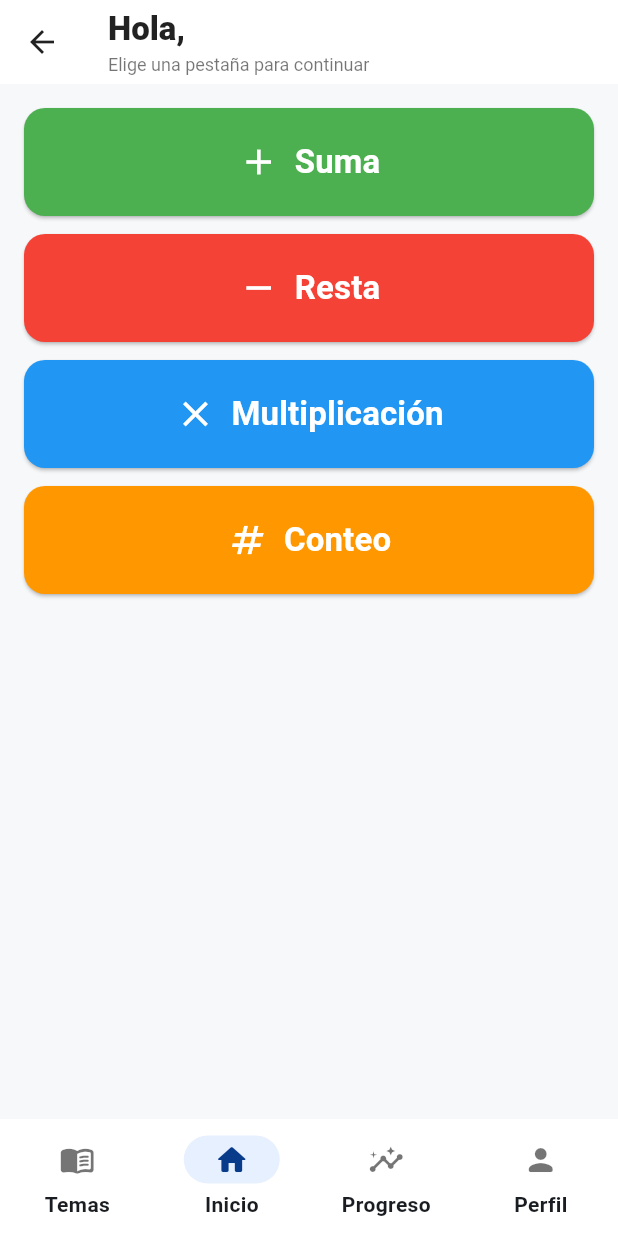
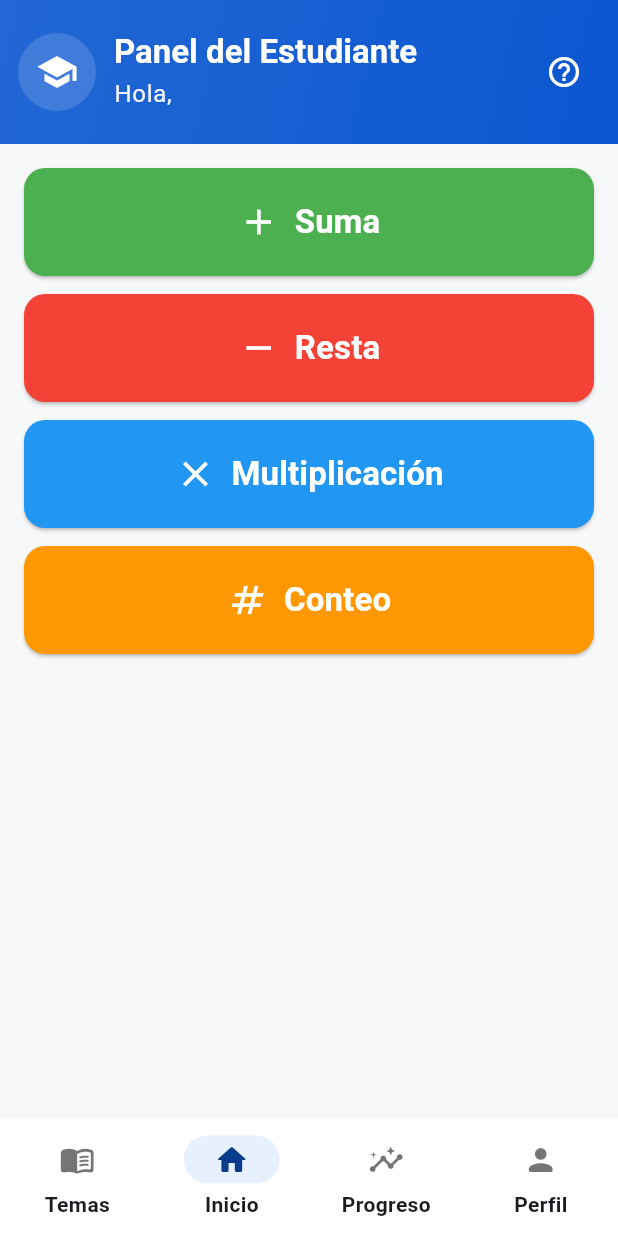
Before and after one commit to Adeikar/App_Educativa, a Flutter app: the EstudianteScreen screen opened by its route, item 2 of the bottom bar chosen, on a phone screen of 412 x 824 dp. Run offline on Flutter 3.47's test engine with Material 3 defaults, Android fonts, the phone set to English and light mode, and no system bars; our stand-ins replace cloud_firestore, firebase_auth, firebase_core, image_picker, pdf, printing and 1 more; accounts and stored records are empty.

Commit message:
Diseño Estudiante

```diff
--- a/lib/screen/screen_estudiante/estudiante_screen.dart
+++ b/lib/screen/screen_estudiante/estudiante_screen.dart
@@ -19,7 +19,7 @@ class EstudianteScreen extends StatefulWidget {
 class _EstudianteScreenState extends State<EstudianteScreen> {
   int _index = 0;
 
-  // Colores de alto contraste y consistentes
+  // Paleta consistente con el resto del proyecto
   static const _bg = Color(0xFFF7F8FA);
   static const _primary = Color(0xFF0B57D0); // azul fuerte
   static const _onPrimary = Colors.white;
@@ -29,7 +29,8 @@ class _EstudianteScreenState extends State<EstudianteScreen> {
   @override
   Widget build(BuildContext context) {
     final currentUser = FirebaseAuth.instance.currentUser;
-    final nombreUsuario = widget.nombre ?? (currentUser?.displayName ?? 'Estudiante');
+    final nombreUsuario =
+        widget.nombre ?? (currentUser?.displayName ?? 'Estudiante');
 
     final tabs = [
       const TemasTab(),
@@ -38,7 +39,7 @@ class _EstudianteScreenState extends State<EstudianteScreen> {
       PerfilTab(nombre: nombreUsuario),
     ];
 
-    // Tema local de alto contraste para esta pantalla
+    // Tema local para esta pantalla
     final localTheme = Theme.of(context).copyWith(
       colorScheme: Theme.of(context).colorScheme.copyWith(
             primary: _primary,
@@ -47,14 +48,14 @@ class _EstudianteScreenState extends State<EstudianteScreen> {
             onSurface: Colors.black87,
           ),
       navigationBarTheme: const NavigationBarThemeData(
-        height: 78, // toque cómodo
+        height: 78,
         backgroundColor: _card,
-        indicatorColor: Color(0xFFE7F0FF), // resaltado suave pero visible
+        indicatorColor: Color(0xFFE7F0FF),
         labelTextStyle: WidgetStatePropertyAll(
           TextStyle(fontSize: 14, fontWeight: FontWeight.w700),
         ),
       ),
-      iconTheme: const IconThemeData(size: 28), // iconos grandes
+      iconTheme: const IconThemeData(size: 28),
       cardTheme: CardThemeData(
         color: _card,
         elevation: 2,
@@ -66,30 +67,10 @@ class _EstudianteScreenState extends State<EstudianteScreen> {
       data: localTheme,
       child: Scaffold(
         backgroundColor: _bg,
-        appBar: AppBar(
-          backgroundColor: _card,
-          surfaceTintColor: _card,
-          elevation: 0.5,
-          titleSpacing: 16,
-          title: Semantics(
-            header: true,
-            child: Column(
-              crossAxisAlignment: CrossAxisAlignment.start,
-              children: [
-                Text('Hola, $nombreUsuario',
-                    style: const TextStyle(fontWeight: FontWeight.w800)),
-                const SizedBox(height: 2),
-                const Text(
-                  'Elige una pestaña para continuar',
-                  style: TextStyle(fontSize: 12, color: Colors.black54),
-                ),
-              ],
-            ),
-          ),
-        ),
+        appBar: _HeaderAppBarEstudiante(nombre: nombreUsuario),
         body: SafeArea(
           child: AnimatedSwitcher(
-            duration: const Duration(milliseconds: 150), // animación breve (evitar sobrecarga)
+            duration: const Duration(milliseconds: 150),
             switchInCurve: Curves.easeOut,
             switchOutCurve: Curves.easeIn,
             child: Semantics(
@@ -99,13 +80,10 @@ class _EstudianteScreenState extends State<EstudianteScreen> {
             ),
           ),
         ),
-
-        // NavigationBar (Material 3) con etiquetas SIEMPRE visibles
         bottomNavigationBar: NavigationBar(
           selectedIndex: _index,
           onDestinationSelected: (i) {
             setState(() => _index = i);
-            // feedback sutil (opcional)
             HapticFeedback.selectionClick();
           },
           destinations: [
@@ -135,7 +113,7 @@ class _EstudianteScreenState extends State<EstudianteScreen> {
     );
   }
 
-  // Helper: destino accesible con semántica
+  // Item accesible de la barra inferior
   NavigationDestination _navItem({
     required IconData icon,
     required String label,
@@ -154,7 +132,7 @@ class _EstudianteScreenState extends State<EstudianteScreen> {
         child: Icon(icon, color: _selected),
       ),
       label: label,
-      tooltip: label, // aparece al mantener pulsado/hover (web)
+      tooltip: label,
     );
   }
 
@@ -173,3 +151,110 @@ class _EstudianteScreenState extends State<EstudianteScreen> {
     }
   }
 }
+
+/// AppBar con degradé y saludo (mismo estilo que Docente, adaptado a Estudiante).
+class _HeaderAppBarEstudiante extends StatelessWidget
+    implements PreferredSizeWidget {
+  final String nombre;
+  const _HeaderAppBarEstudiante({required this.nombre});
+
+  static const _primary = Color(0xFF0B57D0);
+  static const _onPrimary = Colors.white;
+
+  @override
+  Size get preferredSize => const Size.fromHeight(96);
+
+  @override
+  Widget build(BuildContext context) {
+    final cs = Theme.of(context).colorScheme;
+
+    return AppBar(
+      systemOverlayStyle: const SystemUiOverlayStyle(
+        statusBarColor: Colors.transparent,
+        statusBarIconBrightness: Brightness.light,
+        statusBarBrightness: Brightness.dark,
+      ),
+      toolbarHeight: 96,
+      elevation: 0,
+      automaticallyImplyLeading: false,
+      flexibleSpace: Container(
+        decoration: BoxDecoration(
+          gradient: LinearGradient(
+            colors: [
+              cs.primary.withOpacity(0.90), // mantiene coherencia con el tema
+              _primary,
+            ],
+            begin: Alignment.topLeft,
+            end: Alignment.bottomRight,
+          ),
+        ),
+      ),
+      titleSpacing: 0,
+      title: Padding(
+        padding: const EdgeInsets.only(right: 12),
+        child: Row(
+          children: [
+            const SizedBox(width: 12),
+            CircleAvatar(
+              radius: 26,
+              backgroundColor: _onPrimary.withOpacity(0.15),
+              child: const Icon(Icons.school, color: _onPrimary),
+            ),
+            const SizedBox(width: 12),
+            Expanded(
+              child: Column(
+                mainAxisAlignment: MainAxisAlignment.center,
+                crossAxisAlignment: CrossAxisAlignment.start,
+                children: [
+                  Semantics(
+                    header: true,
+                    child: Text(
+                      'Panel del Estudiante',
+                      style: Theme.of(context).textTheme.titleLarge?.copyWith(
+                            color: _onPrimary,
+                            fontWeight: FontWeight.w700,
+                          ),
+                    ),
+                  ),
+                  const SizedBox(height: 2),
+                  Text(
+                    'Hola, $nombre',
+                    style: Theme.of(context).textTheme.bodyLarge?.copyWith(
+                          color: _onPrimary.withOpacity(0.95),
+                        ),
+                  ),
+                ],
+              ),
+            ),
+            IconButton(
+              tooltip: 'Ayuda',
+              onPressed: () {
+                showDialog(
+                  context: context,
+                  builder: (_) => AlertDialog(
+                    title: const Text('Consejos rápidos'),
+                    content: const Text(
+                      '• “Temas”: revisa teoría y ejemplos.\n'
+                      '• “Inicio”: práctica rápida por categorías.\n'
+                      '• “Progreso”: mira tus resultados y avances.\n'
+                      '• “Perfil”: edita tus datos y preferencia de estudio.',
+                    ),
+                    actions: [
+                      TextButton(
+                        onPressed: () => Navigator.pop(context),
+                        child: const Text('Entendido'),
+                      ),
+                    ],
+                  ),
+                );
+              },
+              icon: const Icon(Icons.help_outline, color: _onPrimary),
+            ),
+          ],
+        ),
+      ),
+      backgroundColor: Colors.transparent,
+      surfaceTintColor: Colors.transparent,
+    );
+  }
+}
```
Also changed, not shown: lib/screen/screen_estudiante/repaso_screen.dart (+90 -46 lines), lib/services/q_learning_service.dart (+145 -18 lines).
